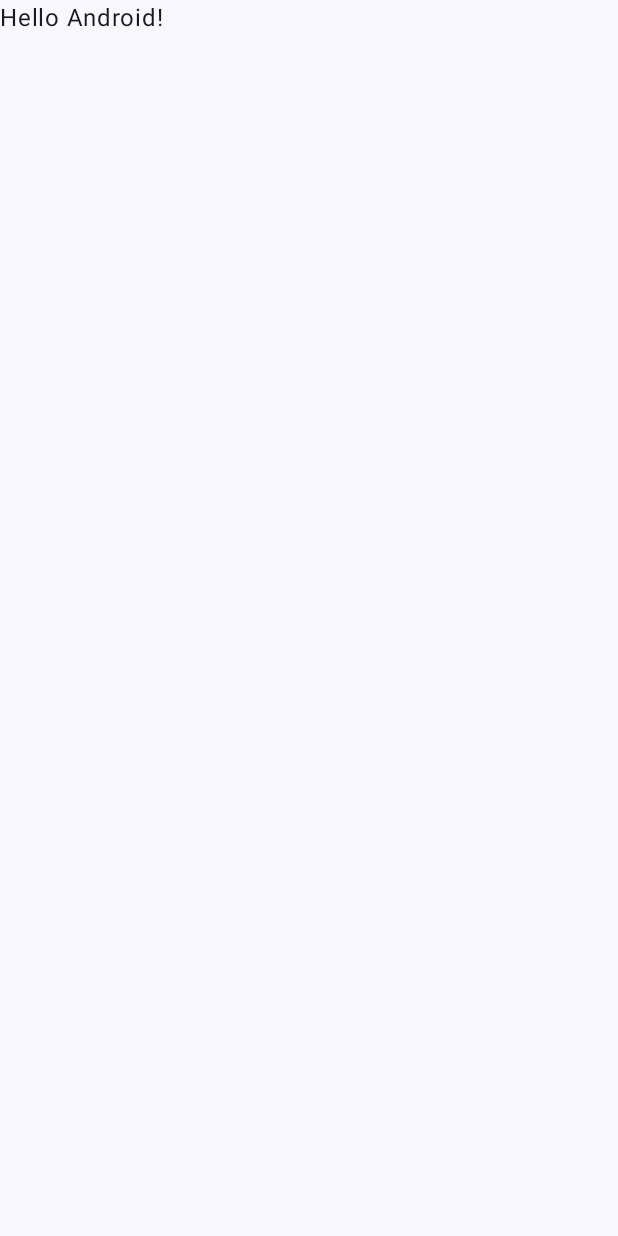
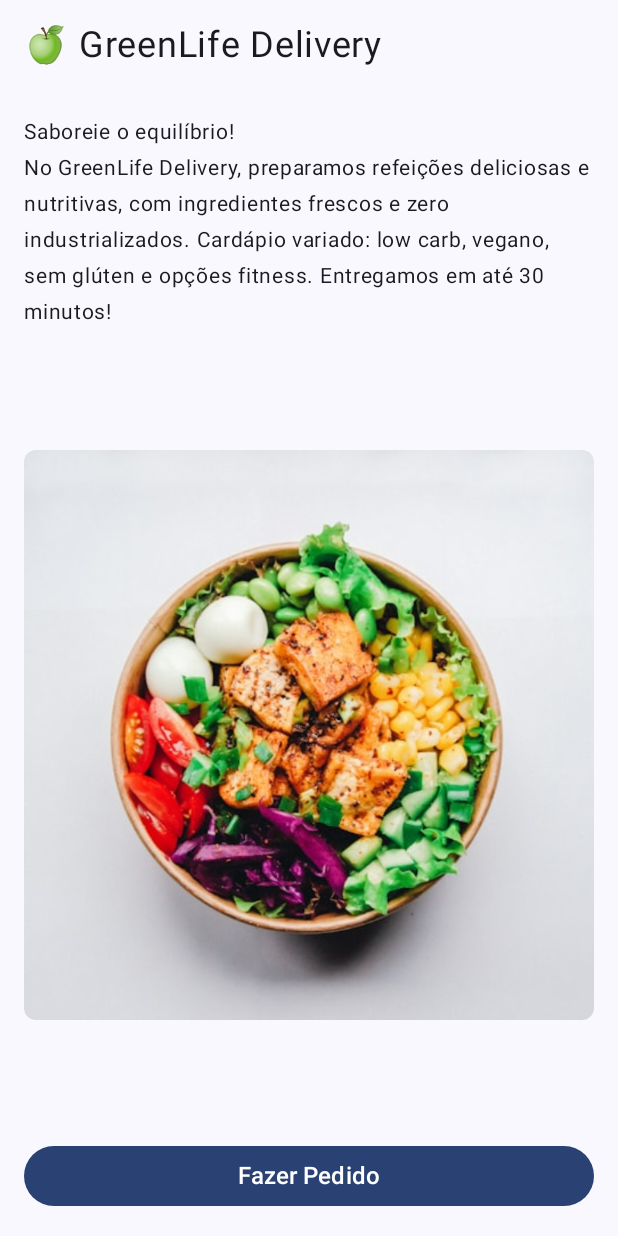
Before and after one commit to ronaldocoding/greenlife, an Android app built with Jetpack Compose: the screen it shows after launch (MainActivity), on a phone screen of 412 x 824 dp. Before the commit the screen is almost empty. Run offline under Robolectric (Android 15) with nearby library versions, the phone set to English and light mode, and no system bars.

Commit message:
add main content layout and strings for Green Life app

```diff
--- a/app/src/main/java/br/com/greenlife/MainActivity.kt
+++ b/app/src/main/java/br/com/greenlife/MainActivity.kt
@@ -4,13 +4,27 @@ import android.os.Bundle
 import androidx.activity.ComponentActivity
 import androidx.activity.compose.setContent
 import androidx.activity.enableEdgeToEdge
+import androidx.compose.foundation.Image
+import androidx.compose.foundation.layout.Box
+import androidx.compose.foundation.layout.Column
 import androidx.compose.foundation.layout.fillMaxSize
+import androidx.compose.foundation.layout.fillMaxWidth
 import androidx.compose.foundation.layout.padding
+import androidx.compose.foundation.rememberScrollState
+import androidx.compose.foundation.shape.RoundedCornerShape
+import androidx.compose.foundation.verticalScroll
+import androidx.compose.material3.Button
 import androidx.compose.material3.Scaffold
 import androidx.compose.material3.Text
 import androidx.compose.runtime.Composable
+import androidx.compose.ui.Alignment
 import androidx.compose.ui.Modifier
+import androidx.compose.ui.draw.clip
+import androidx.compose.ui.res.painterResource
+import androidx.compose.ui.res.stringResource
 import androidx.compose.ui.tooling.preview.Preview
+import androidx.compose.ui.unit.dp
+import androidx.compose.ui.unit.sp
 import br.com.greenlife.ui.theme.GreenLifeTheme
 
 class MainActivity : ComponentActivity() {
@@ -20,10 +34,9 @@ class MainActivity : ComponentActivity() {
         setContent {
             GreenLifeTheme {
                 Scaffold(modifier = Modifier.fillMaxSize()) { innerPadding ->
-                    Greeting(
-                        name = "Android",
-                        modifier = Modifier.padding(innerPadding)
-                    )
+                    Box(modifier = Modifier.padding(innerPadding)) {
+                        GreenLifeContent()
+                    }
                 }
             }
         }
@@ -31,17 +44,49 @@ class MainActivity : ComponentActivity() {
 }
 
 @Composable
-fun Greeting(name: String, modifier: Modifier = Modifier) {
-    Text(
-        text = "Hello $name!",
-        modifier = modifier
-    )
+private fun GreenLifeContent() {
+    Column(
+        modifier = Modifier
+            .padding(16.dp)
+            .fillMaxSize()
+            .verticalScroll(rememberScrollState()),
+        horizontalAlignment = Alignment.CenterHorizontally,
+    ) {
+        Column(modifier = Modifier.weight(1f)) {
+            Text(
+                modifier = Modifier.padding(bottom = 32.dp),
+                text = stringResource(R.string.title),
+                fontSize = 24.sp,
+            )
+            Text(
+                modifier = Modifier.padding(bottom = 24.dp),
+                text = stringResource(R.string.description),
+                fontSize = 14.sp
+            )
+            Box(
+                modifier = Modifier
+                    .fillMaxSize()
+                    .padding(bottom = 24.dp),
+                contentAlignment = Alignment.Center
+            ) {
+                Image(
+                    modifier = Modifier.clip(RoundedCornerShape(8.dp)),
+                    painter = painterResource(R.drawable.food),
+                    contentDescription = null
+                )
+            }
+        }
+        Button(modifier = Modifier.fillMaxWidth(), onClick = {}) {
+            Text(
+                text = stringResource(R.string.button_label),
+                fontSize = 16.sp
+            )
+        }
+    }
 }
 
 @Preview(showBackground = true)
 @Composable
-fun GreetingPreview() {
-    GreenLifeTheme {
-        Greeting("Android")
-    }
+private fun GreenLifePreview() {
+    GreenLifeContent()
 }
--- a/app/src/main/res/values/strings.xml
+++ b/app/src/main/res/values/strings.xml
@@ -1,3 +1,6 @@
 <resources>
     <string name="app_name">Green Life</string>
+    <string name="title">🍏 GreenLife Delivery</string>
+    <string name="description">Saboreie o equilíbrio!\nNo GreenLife Delivery, preparamos refeições deliciosas e nutritivas, com ingredientes frescos e zero industrializados. Cardápio variado: low carb, vegano, sem glúten e opções fitness. Entregamos em até 30 minutos!</string>
+    <string name="button_label">Fazer Pedido</string>
 </resources>
```
Also changed, not shown: app/src/main/res/drawable/food.jpeg (added).
